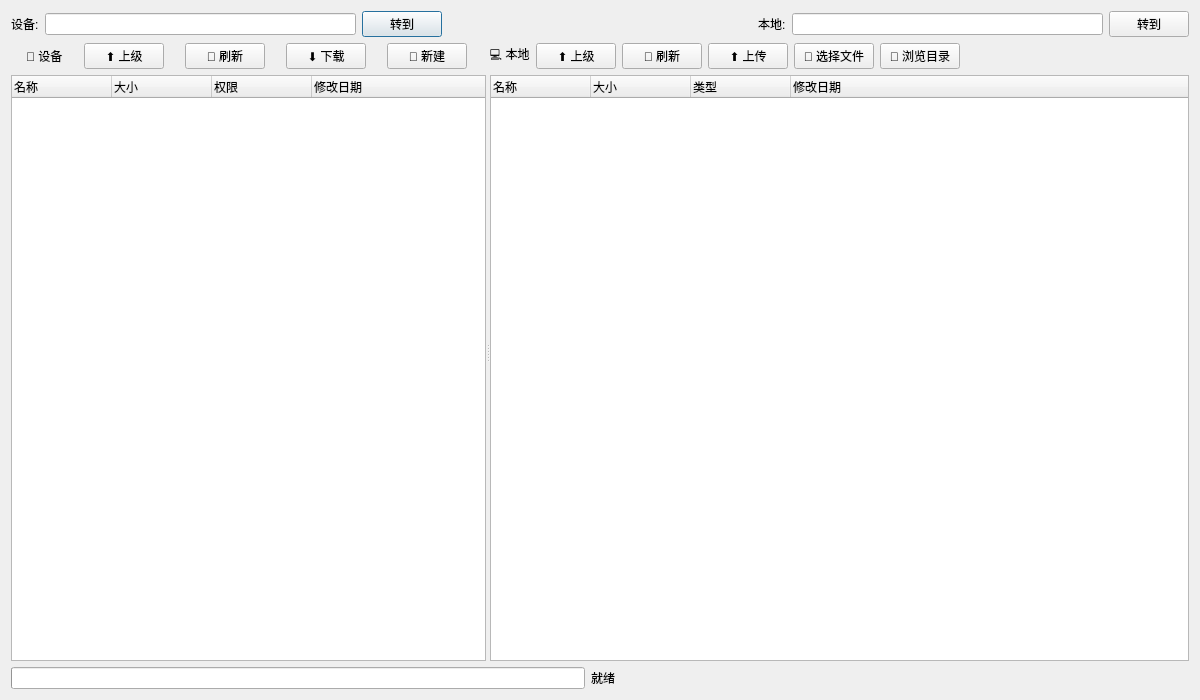
The window that file_manager_ui.ui (wangke956/ADBTools) describes before a commit, drawn with Qt 5.
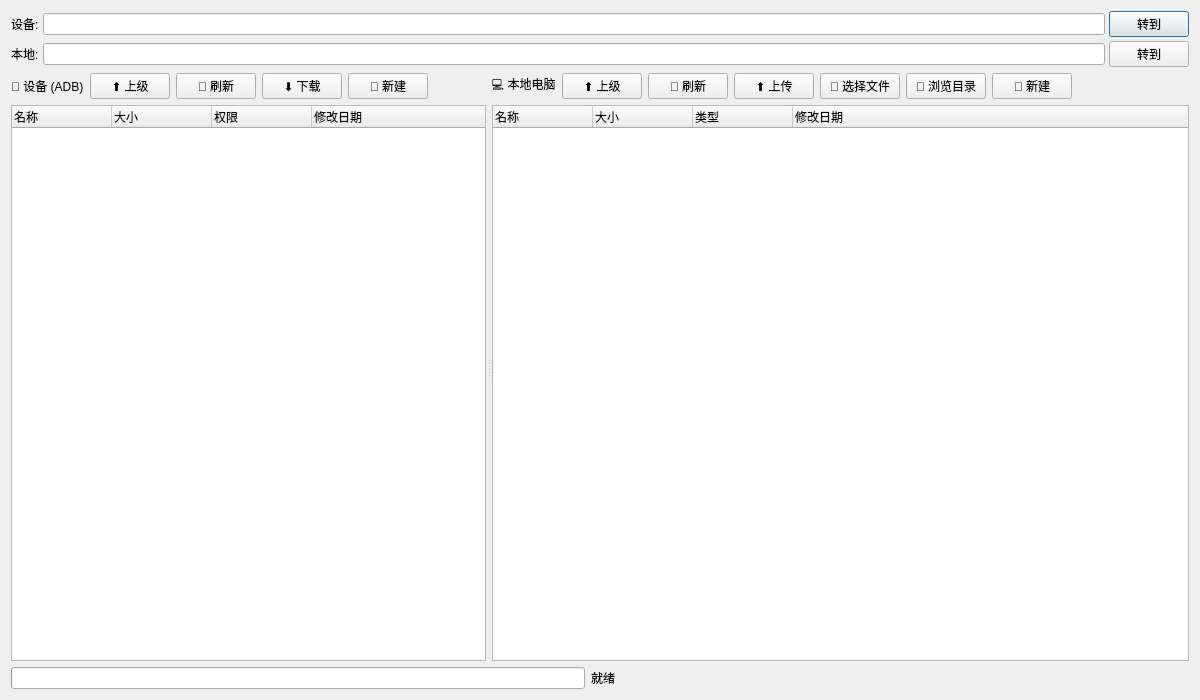
The same window after the commit. Custom widgets are drawn as their Qt base class.

Commit message: 1.优化文件管理器性能

Patch:
```diff
--- a/file_manager_ui.ui
+++ b/file_manager_ui.ui
@@ -21,7 +21,12 @@
   </property>
   <layout class="QVBoxLayout" name="mainLayout">
    <item>
-    <layout class="QHBoxLayout" name="pathLayout">
+    <layout class="QVBoxLayout" name="pathAreaLayout">
+     <property name="spacing">
+      <number>4</number>
+     </property>
+     <item>
+      <layout class="QHBoxLayout" name="devicePathLayout">
      <item>
       <widget class="QLabel" name="labelDevice">
        <property name="text">
@@ -39,19 +44,10 @@
        </property>
       </widget>
      </item>
-     <item>
-      <spacer name="horizontalSpacer">
-       <property name="orientation">
-        <enum>Qt::Horizontal</enum>
-       </property>
-       <property name="sizeHint" stdset="0">
-        <size>
-         <width>20</width>
-         <height>20</height>
-        </size>
-       </property>
-      </spacer>
+      </layout>
      </item>
+     <item>
+      <layout class="QHBoxLayout" name="localPathLayout">
      <item>
       <widget class="QLabel" name="labelLocal">
        <property name="text">
@@ -71,6 +67,8 @@
      </item>
     </layout>
    </item>
+    </layout>
+   </item>
    <item>
     <widget class="QSplitter" name="splitter">
      <property name="sizePolicy">
@@ -82,6 +80,9 @@
      <property name="orientation">
       <enum>Qt::Horizontal</enum>
      </property>
+     <property name="handleWidth">
+      <number>6</number>
+     </property>
      <widget class="QWidget" name="deviceWidget">
       <layout class="QVBoxLayout" name="deviceLayout">
        <item>
@@ -95,7 +96,7 @@
             </sizepolicy>
            </property>
            <property name="text">
-            <string>📱 设备</string>
+            <string>📱 设备 (ADB)</string>
            </property>
           </widget>
          </item>
@@ -151,6 +152,19 @@
            </property>
           </widget>
          </item>
+         <item row="0" column="5">
+          <spacer name="deviceHeaderSpacer">
+           <property name="orientation">
+            <enum>Qt::Horizontal</enum>
+           </property>
+           <property name="sizeHint" stdset="0">
+            <size>
+             <width>40</width>
+             <height>20</height>
+            </size>
+           </property>
+          </spacer>
+         </item>
         </layout>
        </item>
        <item>
@@ -192,7 +206,7 @@
             </sizepolicy>
            </property>
            <property name="text">
-            <string>💻 本地</string>
+            <string>💻 本地电脑</string>
            </property>
           </widget>
          </item>
@@ -231,6 +245,13 @@
            </property>
           </widget>
          </item>
+         <item>
+          <widget class="QPushButton" name="btnNewLocal">
+           <property name="text">
+            <string>📁 新建</string>
+           </property>
+          </widget>
+         </item>
          <item>
           <spacer name="localSpacer">
            <property name="orientation">
```
Lines whose indentation alone changed are shown as unchanged. The commit also changes 2 other files.
